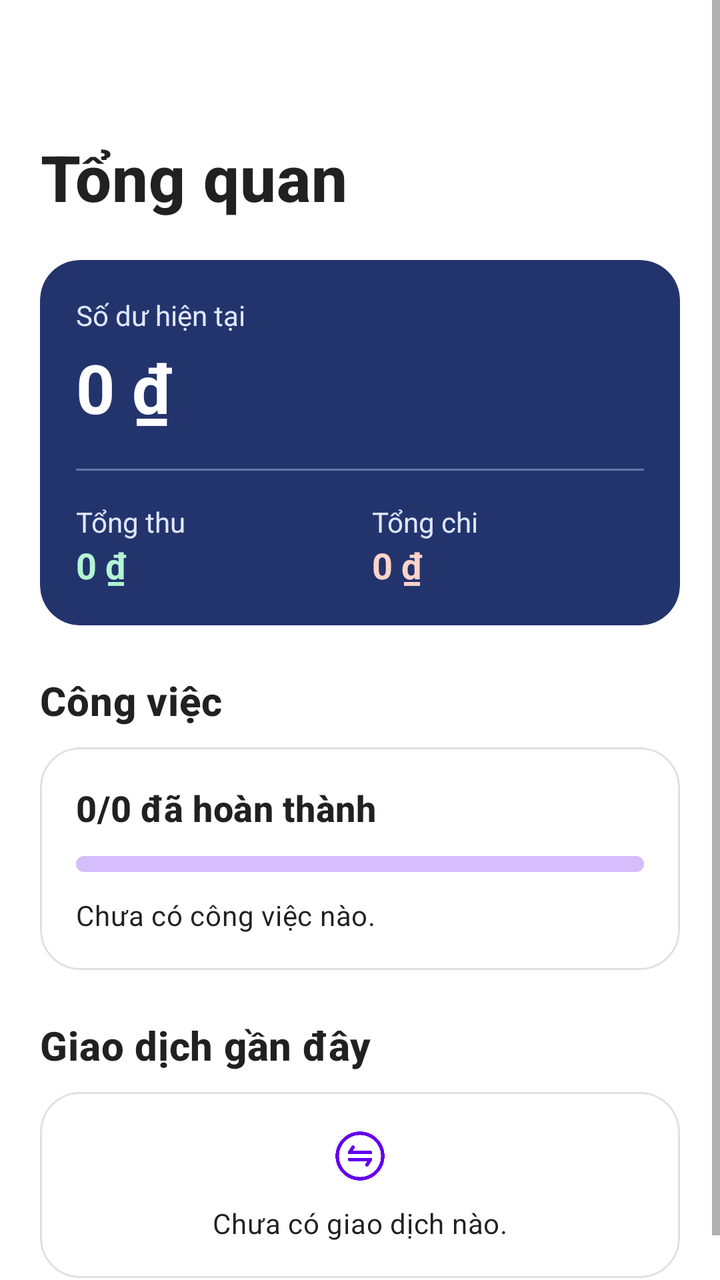
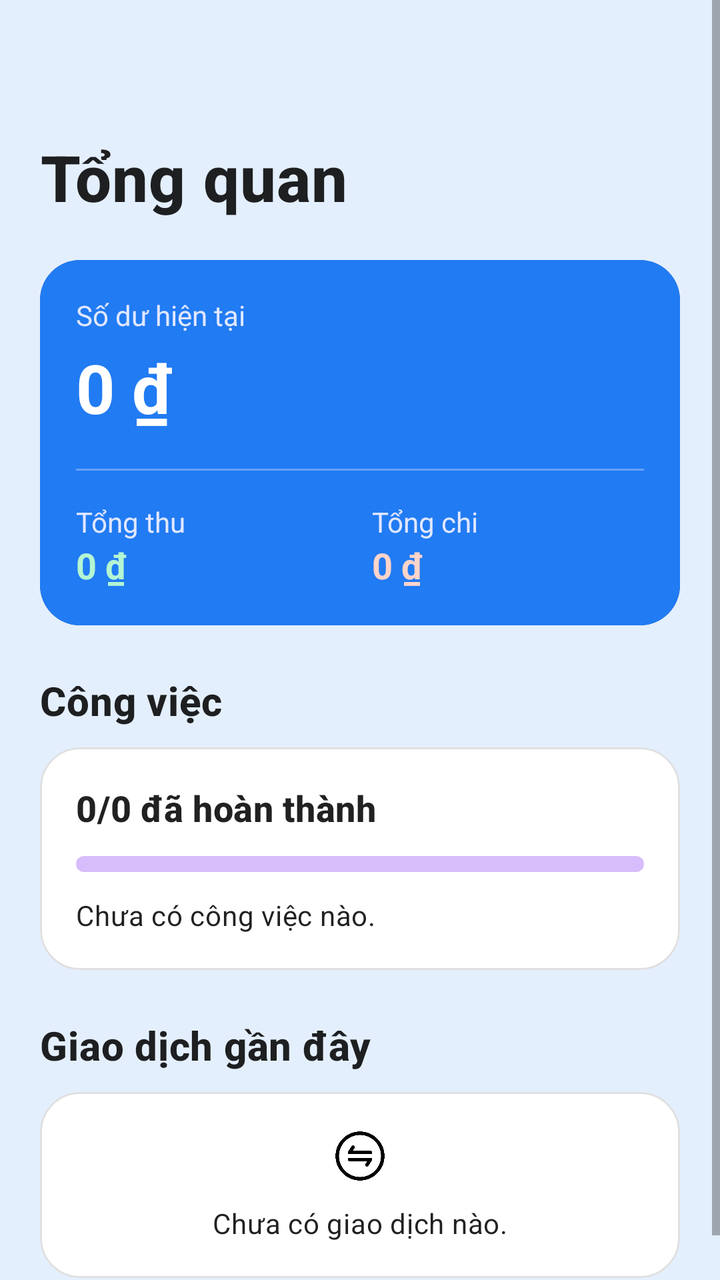

Before-and-after screenshots of an Android layout around one commit, followed by the original layout XML and the change that was made.
<!-- AndroidManifest.xml: application theme Theme.DemoV1 -->
<!-- res/layout/homefragment.xml -->
<ScrollView xmlns:android="http://schemas.android.com/apk/res/android"
    xmlns:app="http://schemas.android.com/apk/res-auto"
    android:layout_width="match_parent"
    android:layout_height="match_parent"
    android:background="?android:attr/colorBackground"
    android:fillViewport="true">

    <LinearLayout
        android:layout_width="match_parent"
        android:layout_height="wrap_content"
        android:orientation="vertical"
        android:paddingStart="20dp"
        android:paddingTop="24dp"
        android:paddingEnd="20dp"
        android:paddingBottom="24dp">

        <TextView
            android:layout_marginTop="20dp"
            android:id="@+id/today"
            style="@style/Home.Body"
            android:textColor="?attr/colorPrimary" />

        <TextView
            style="@style/Home.Heading"
            android:layout_marginTop="4dp"
            android:accessibilityHeading="true"
            android:text="@string/home_title"
            android:textSize="32sp" />

        <com.google.android.material.card.MaterialCardView
            style="@style/Home.Card"
            android:layout_marginTop="20dp"
            app:cardBackgroundColor="#23346D"
            app:strokeWidth="0dp">

            <LinearLayout style="@style/Home.CardContent">

                <TextView
                    style="@style/Home.BalanceLabel"
                    android:text="@string/home_balance" />

                <TextView
                    style="@style/Home.BalanceValue"
                    android:layout_marginTop="4dp"
                    android:text="@string/home_zero_amount"
                    android:textSize="34sp" />

                <View
                    android:layout_width="match_parent"
                    android:layout_height="1dp"
                    android:layout_marginTop="18dp"
                    android:layout_marginBottom="16dp"
                    android:background="#66CDD8FF"
                    android:importantForAccessibility="no" />

                <LinearLayout
                    android:layout_width="match_parent"
                    android:layout_height="wrap_content"
                    android:baselineAligned="false"
                    android:orientation="horizontal">

                    <LinearLayout
                        style="@style/Home.BalanceColumn"
                        android:layout_marginEnd="12dp">

                        <TextView
                            style="@style/Home.BalanceLabel"
                            android:text="@string/home_income" />

                        <TextView
                            style="@style/Home.BalanceValue"
                            android:text="@string/home_zero_amount"
                            android:textColor="#B4F5D3" />
                    </LinearLayout>

                    <LinearLayout style="@style/Home.BalanceColumn">

                        <TextView
                            style="@style/Home.BalanceLabel"
                            android:text="@string/home_expense" />

                        <TextView
                            style="@style/Home.BalanceValue"
                            android:text="@string/home_zero_amount"
                            android:textColor="#FFD4CA" />
                    </LinearLayout>
                </LinearLayout>
            </LinearLayout>
        </com.google.android.material.card.MaterialCardView>

        <TextView
            style="@style/Home.Section"
            android:text="@string/home_tasks" />

        <com.google.android.material.card.MaterialCardView style="@style/Home.Card">

            <LinearLayout style="@style/Home.CardContent">

                <TextView
                    style="@style/Home.Heading"
                    android:text="@string/home_task_progress"
                    android:textSize="18sp" />

                <com.google.android.material.progressindicator.LinearProgressIndicator
                    android:layout_width="match_parent"
                    android:layout_height="wrap_content"
                    android:layout_marginTop="12dp"
                    android:importantForAccessibility="no"
                    android:max="100"
                    android:progress="0"
                    app:trackCornerRadius="4dp"
                    app:trackThickness="8dp" />

                <TextView
                    style="@style/Home.Body"
                    android:layout_marginTop="12dp"
                    android:text="@string/home_no_tasks" />
            </LinearLayout>
        </com.google.android.material.card.MaterialCardView>

        <TextView
            style="@style/Home.Section"
            android:text="@string/home_recent_transactions" />

        <com.google.android.material.card.MaterialCardView style="@style/Home.Card">

            <LinearLayout
                style="@style/Home.CardContent"
                android:gravity="center_horizontal">

                <ImageView
                    android:layout_width="28dp"
                    android:layout_height="28dp"
                    android:importantForAccessibility="no"
                    android:src="@drawable/transaction"
                    android:tint="?attr/colorPrimary" />

                <TextView
                    style="@style/Home.Body"
                    android:layout_marginTop="10dp"
                    android:gravity="center"
                    android:text="@string/home_no_transactions" />
            </LinearLayout>
        </com.google.android.material.card.MaterialCardView>
    </LinearLayout>
</ScrollView>
<!-- resources referenced by this layout -->
<resources>
  <!-- drawable transaction: png bitmap (drawable, 14158 bytes) -->
  <string name="home_balance">Số dư hiện tại</string>
  <string name="home_expense">Tổng chi</string>
  <string name="home_income">Tổng thu</string>
  <string name="home_no_tasks">Chưa có công việc nào.</string>
  <string name="home_no_transactions">Chưa có giao dịch nào.</string>
  <string name="home_recent_transactions">Giao dịch gần đây</string>
  <string name="home_task_progress">0/0 đã hoàn thành</string>
  <string name="home_tasks">Công việc</string>
  <string name="home_title">Tổng quan</string>
  <string name="home_zero_amount">0 ₫</string>
  <style name="Home.BalanceColumn">
          <item name="android:layout_width">0dp</item>
          <item name="android:layout_height">wrap_content</item>
          <item name="android:layout_weight">1</item>
          <item name="android:orientation">vertical</item>
      </style>
  <style name="Home.BalanceLabel" parent="Home.Text">
          <item name="android:textColor">#E0E7FF</item>
          <item name="android:textSize">14sp</item>
      </style>
  <style name="Home.BalanceValue" parent="Home.Text">
          <item name="android:textColor">@android:color/white</item>
          <item name="android:textSize">18sp</item>
          <item name="android:textStyle">bold</item>
      </style>
  <style name="Home.Body" parent="Home.Text">
          <item name="android:textAppearance">?attr/textAppearanceBody2</item>
      </style>
  <style name="Home.Card" parent="Widget.MaterialComponents.CardView">
          <item name="android:layout_width">match_parent</item>
          <item name="android:layout_height">wrap_content</item>
          <item name="cardBackgroundColor">?attr/colorSurface</item>
          <item name="cardCornerRadius">20dp</item>
          <item name="cardElevation">0dp</item>
          <item name="strokeColor">?attr/colorControlHighlight</item>
          <item name="strokeWidth">1dp</item>
      </style>
  <style name="Home.CardContent">
          <item name="android:layout_width">match_parent</item>
          <item name="android:layout_height">wrap_content</item>
          <item name="android:orientation">vertical</item>
          <item name="android:padding">18dp</item>
      </style>
  <style name="Home.Heading" parent="Home.Text">
          <item name="android:textAppearance">?attr/textAppearanceHeadline6</item>
          <item name="android:textStyle">bold</item>
      </style>
  <style name="Home.Section" parent="Home.Heading">
          <item name="android:layout_marginTop">24dp</item>
          <item name="android:layout_marginBottom">10dp</item>
          <item name="android:accessibilityHeading">true</item>
      </style>
  <style name="Theme.DemoV1" parent="Theme.MaterialComponents.DayNight.NoActionBar">
          
          <item name="colorPrimary">@color/purple_500</item>
          <item name="colorPrimaryVariant">@color/purple_700</item>
          <item name="colorOnPrimary">@color/white</item>
          
          <item name="colorSecondary">@color/teal_200</item>
          <item name="colorSecondaryVariant">@color/teal_700</item>
          <item name="colorOnSecondary">@color/black</item>
          
          <item name="android:statusBarColor">?attr/colorPrimaryVariant</item>
          
      <item name="android:statusBarColor">@color/white</item>
      <item name="android:windowLightStatusBar">true</item>
      </style>
  <style name="Home.Text">
          <item name="android:layout_width">match_parent</item>
          <item name="android:layout_height">wrap_content</item>
      </style>
  <color name="purple_500">#FF6200EE</color>
  <color name="purple_700">#FF3700B3</color>
  <color name="white">#FFFFFFFF</color>
  <color name="teal_200">#FF03DAC5</color>
  <color name="teal_700">#FF018786</color>
  <color name="black">#FF000000</color>
</resources>

<!-- the commit's change to res/layout/homefragment.xml (unified diff, before → after) -->
@@ -10,6 +10,7 @@
         android:layout_height="wrap_content"
         android:orientation="vertical"
         android:paddingStart="20dp"
+        android:background="@color/primarybody"
         android:paddingTop="24dp"
         android:paddingEnd="20dp"
         android:paddingBottom="24dp">
@@ -33,7 +34,10 @@
             app:cardBackgroundColor="#23346D"
             app:strokeWidth="0dp">
 
-            <LinearLayout style="@style/Home.CardContent">
+            <LinearLayout style="@style/Home.CardContent"
+                android:background="@color/primarycolor"
+
+                >
 
                 <TextView
                     style="@style/Home.BalanceLabel"
@@ -42,6 +46,7 @@
                 <TextView
                     style="@style/Home.BalanceValue"
                     android:layout_marginTop="4dp"
+                    android:id="@+id/totalMoney"
                     android:text="@string/home_zero_amount"
                     android:textSize="34sp" />
 
@@ -67,9 +72,13 @@
                             style="@style/Home.BalanceLabel"
                             android:text="@string/home_income" />
 
+
                         <TextView
+                             android:id="@+id/totalincom"
+
                             style="@style/Home.BalanceValue"
                             android:text="@string/home_zero_amount"
+
                             android:textColor="#B4F5D3" />
                     </LinearLayout>
 
@@ -80,6 +89,8 @@
                             android:text="@string/home_expense" />
 
                         <TextView
+                            android:id="@+id/totalexpresive"
+
                             style="@style/Home.BalanceValue"
                             android:text="@string/home_zero_amount"
                             android:textColor="#FFD4CA" />
@@ -133,8 +144,7 @@
                     android:layout_height="28dp"
                     android:importantForAccessibility="no"
                     android:src="@drawable/transaction"
-                    android:tint="?attr/colorPrimary" />
-
+/>
                 <TextView
                     style="@style/Home.Body"
                     android:layout_marginTop="10dp"
<!-- resource entries referenced after the edit -->
@@ -1,5 +1,7 @@
 <!-- resources referenced by this layout -->
 <resources>
+  <color name="primarybody">#E4EFFD</color>
+  <color name="primarycolor">#217BF2</color>
   <!-- drawable transaction: png bitmap (drawable, 14158 bytes) -->
   <string name="home_balance">Số dư hiện tại</string>
   <string name="home_expense">Tổng chi</string>
